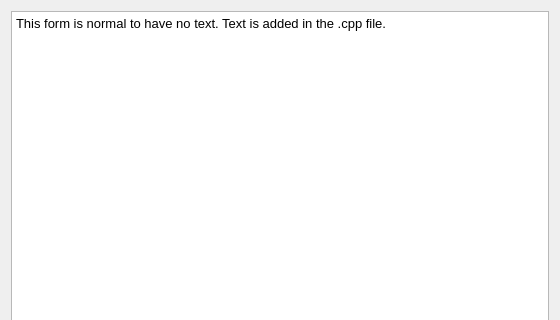
Qt form fet/src/interface/helpfaqform_template.ui (vonmecheln/fet) before a commit; both pictures show x 0 to 560 and y 0 to 320 of the 560 by 510 pixel window.
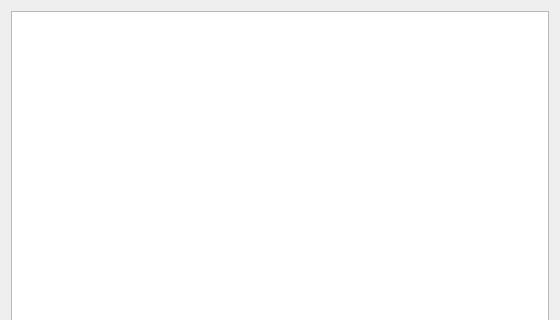
The same form after that commit.

```diff
--- a/fet/src/interface/helpfaqform_template.ui
+++ b/fet/src/interface/helpfaqform_template.ui
@@ -15,16 +15,7 @@
   </property>
   <layout class="QGridLayout" name="gridLayout">
    <item row="0" column="0">
-    <widget class="QTextBrowser" name="textBrowser">
-     <property name="html">
-      <string>&lt;!DOCTYPE HTML PUBLIC &quot;-//W3C//DTD HTML 4.0//EN&quot; &quot;http://www.w3.org/TR/REC-html40/strict.dtd&quot;&gt;
-&lt;html&gt;&lt;head&gt;&lt;meta name=&quot;qrichtext&quot; content=&quot;1&quot; /&gt;&lt;style type=&quot;text/css&quot;&gt;
-p, li { white-space: pre-wrap; }
-&lt;/style&gt;&lt;/head&gt;&lt;body style=&quot; font-family:'Sans Serif'; font-size:10pt; font-weight:400; font-style:normal;&quot;&gt;
-&lt;p style=&quot; margin-top:0px; margin-bottom:0px; margin-left:0px; margin-right:0px; -qt-block-indent:0; text-indent:0px;&quot;&gt;This form is normal to have no text. Text is added in the .cpp file.&lt;/p&gt;
-&lt;p style=&quot;-qt-paragraph-type:empty; margin-top:0px; margin-bottom:0px; margin-left:0px; margin-right:0px; -qt-block-indent:0; text-indent:0px;&quot;&gt;&lt;/p&gt;&lt;/body&gt;&lt;/html&gt;</string>
-     </property>
-    </widget>
+    <widget class="QPlainTextEdit" name="plainTextEdit"/>
    </item>
    <item row="1" column="0">
     <widget class="QPushButton" name="closePushButton">
```
Left out of the diff: 4 changed lines with no effect on the pictures.
